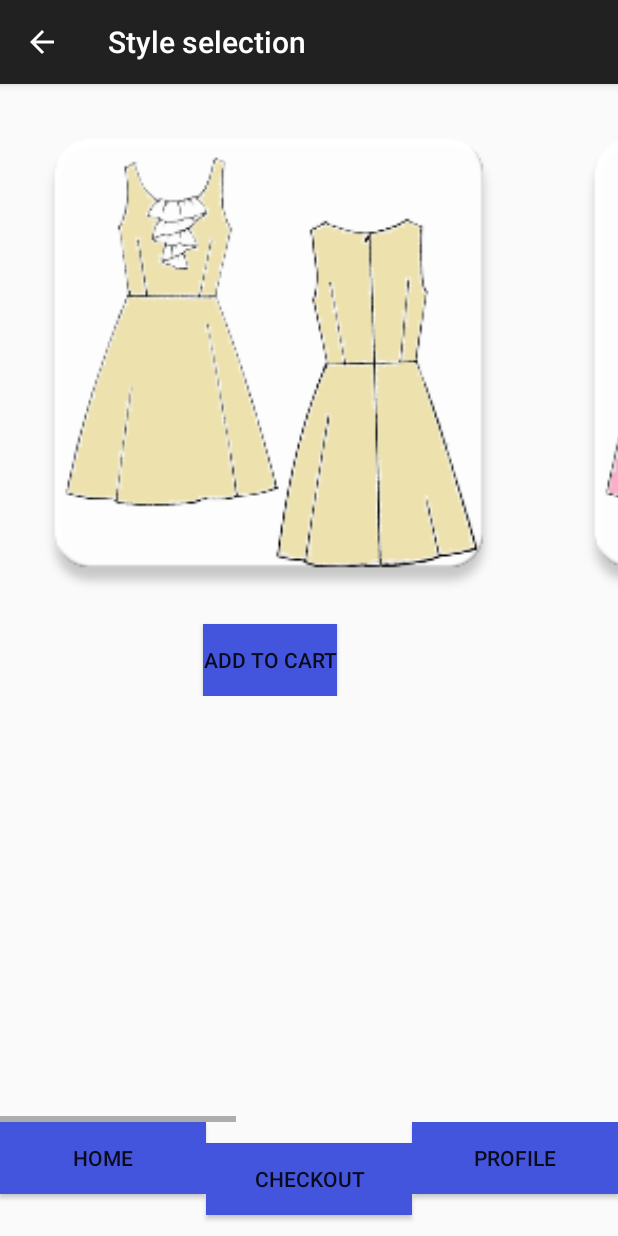
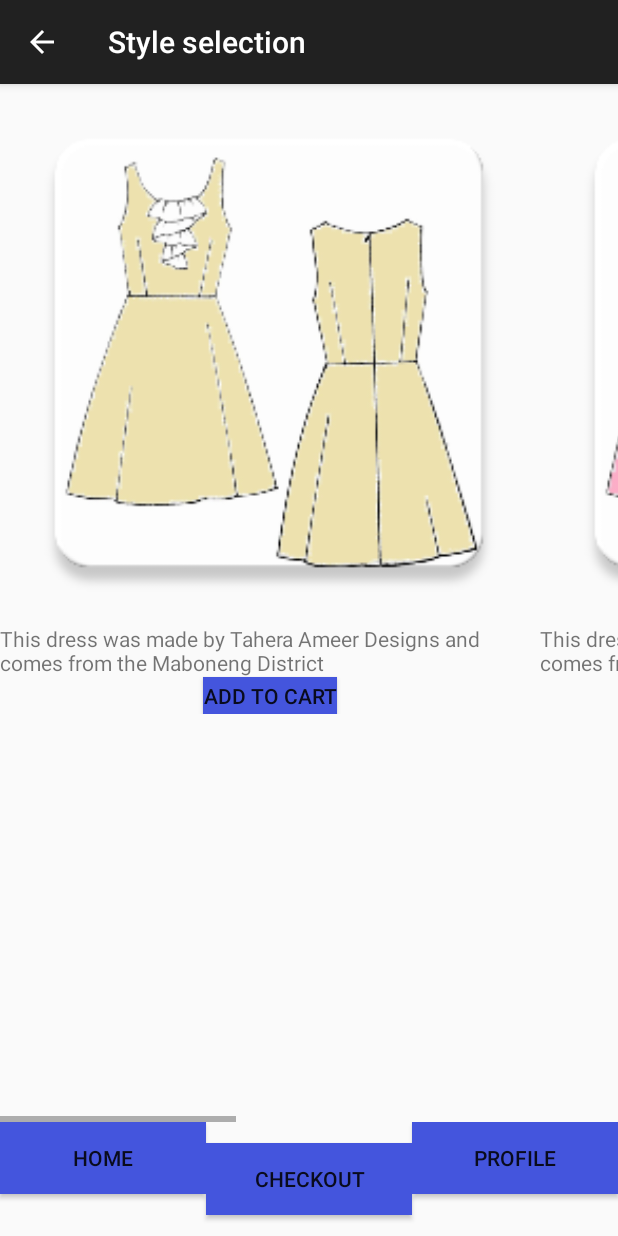
Before and after one commit to muhammedchand/masekeng, an Android app: the screen it shows after launch (PurchaseItem), after a tap on "TEst Content", on a phone screen of 412 x 824 dp. Run offline under Robolectric (Android 15) with nearby library versions, the phone set to English and light mode, and no system bars.

Commit message:
Version 1.0015 Added more responsive buttons Fixed dead/crashing buttons

```diff
--- a/MASEK/app/src/main/java/com/muhammed/masek/MainActivity.java
+++ b/MASEK/app/src/main/java/com/muhammed/masek/MainActivity.java
@@ -6,15 +6,33 @@ import android.os.Bundle;
 import android.view.Menu;
 import android.view.MenuItem;
 import android.view.View;
+import android.view.animation.Animation;
+import android.view.animation.AnimationUtils;
+import android.widget.Button;
 import android.widget.EditText;
+import android.widget.TextView;
+
+import org.w3c.dom.Node;
 
 
 public class MainActivity extends ActionBarActivity {
     public final static String EXTRA_MESSAGE = "com.muhammed.masek.MESSAGE";
+    public final static String TOTAL = "com.muhammed.masek.TOTAL";
     @Override
     protected void onCreate(Bundle savedInstanceState) {
         super.onCreate(savedInstanceState);
         setContentView(R.layout.activity_main);
+
+        final Animation animAlpha = AnimationUtils.loadAnimation(this, R.anim.anim_alpha);
+
+        Button btnAlpha = (Button)findViewById(R.id.home_button);
+        btnAlpha.setOnClickListener(new Button.OnClickListener() {
+            @Override
+            public void onClick(View arg0) {
+                arg0.startAnimation(animAlpha);
+            }
+        });
+
     }
 
     @Override
@@ -55,12 +73,16 @@ public class MainActivity extends ActionBarActivity {
     public void purchase(View view) {
         // Do something in response to button
         Intent intent = new Intent(this, PurchaseItem.class);
+        //final TextView textViewToChange = (TextView) findViewById(R.id.text);//how to change actual content
+        //textViewToChange.setText("Purchased");
         startActivity(intent); //Should start the purchaseItemclass
     }
 
     public void checkout(View view) {
         // Do something in response to button
         Intent intent = new Intent(this, CheckoutItems.class);
+        //String countermsg = "0";
+        //intent.putExtra(TOTAL, countermsg);
         startActivity(intent); //Should start the purchaseItemclass
     }
 
--- a/MASEK/app/src/main/java/com/muhammed/masek/PurchaseItem.java
+++ b/MASEK/app/src/main/java/com/muhammed/masek/PurchaseItem.java
@@ -6,6 +6,9 @@ import android.os.Bundle;
 import android.view.Menu;
 import android.view.MenuItem;
 import android.view.View;
+import android.view.animation.Animation;
+import android.view.animation.AnimationUtils;
+import android.widget.Button;
 
 
 public class PurchaseItem extends ActionBarActivity {
@@ -15,6 +18,31 @@ public class PurchaseItem extends ActionBarActivity {
     protected void onCreate(Bundle savedInstanceState) {
         super.onCreate(savedInstanceState);
         setContentView(R.layout.activity_purchase_item);
+
+        final Animation animAlpha = AnimationUtils.loadAnimation(this, R.anim.anim_alpha);
+
+        Button btnAlpha = (Button)findViewById(R.id.add);
+        Button btnAlpha1 = (Button)findViewById(R.id.add1);
+        Button btnAlpha2 = (Button)findViewById(R.id.add2);
+
+        btnAlpha.setOnClickListener(new Button.OnClickListener() {
+            @Override
+            public void onClick(View arg0) {
+                arg0.startAnimation(animAlpha);
+            }
+        });
+        btnAlpha1.setOnClickListener(new Button.OnClickListener() {
+            @Override
+            public void onClick(View arg0) {
+                arg0.startAnimation(animAlpha);
+            }
+        });
+        btnAlpha2.setOnClickListener(new Button.OnClickListener() {
+            @Override
+            public void onClick(View arg0) {
+                arg0.startAnimation(animAlpha);
+            }
+        });
     }
 
    /* @Override
@@ -42,8 +70,8 @@ public class PurchaseItem extends ActionBarActivity {
     public void checkout(View view) {
         // Do something in response to button
         Intent intent = new Intent(this, CheckoutItems.class);
-        String countermsg = String.valueOf(counter);
-        intent.putExtra(TOTAL, countermsg);
+       // String countermsg = String.valueOf(counter);
+       // intent.putExtra(TOTAL, countermsg);
         startActivity(intent); //Should start the purchaseItemclass
     }
 
@@ -60,7 +88,7 @@ public class PurchaseItem extends ActionBarActivity {
     }
 
     public void addToCart(View view){
-        sampleDB =  this.openOrCreateDatabase(SAMPLE_DB_NAME, MODE_PRIVATE, null);
+
         counter = counter + 1000;
     }
 
--- /dev/null
+++ b/MASEK/app/src/main/res/anim/anim_alpha.xml
@@ -0,0 +1,10 @@
+<?xml version="1.0" encoding="utf-8"?>
+<set xmlns:android="http://schemas.android.com/apk/res/android"
+    android:interpolator="@android:anim/linear_interpolator">
+    <alpha
+        android:fromAlpha="1.0"
+        android:toAlpha="0.1"
+        android:duration="500"
+        android:repeatCount="1"
+        android:repeatMode="reverse" />
+</set>
--- a/MASEK/app/src/main/res/layout/activity_history.xml
+++ b/MASEK/app/src/main/res/layout/activity_history.xml
@@ -41,7 +41,6 @@
                         android:text="@string/Shop_name1"/>
 
                     <ImageView
-                        android:onClick="purchase"
                         android:layout_width="300dp"
                         android:layout_height="300dp"
                         android:id="@+id/imageView1"
@@ -78,7 +77,6 @@
                         android:text="@string/Shop_name1"/>
 
                     <ImageView
-                        android:onClick="purchase"
                         android:layout_width="300dp"
                         android:layout_height="300dp"
                         android:id="@+id/imageView3"
@@ -115,7 +113,6 @@
                         android:text="@string/Shop_name1"/>
 
                     <ImageView
-                        android:onClick="purchase"
                         android:layout_width="300dp"
                         android:layout_height="300dp"
                         android:id="@+id/imageView4"
--- a/MASEK/app/src/main/res/layout/activity_load_profile.xml
+++ b/MASEK/app/src/main/res/layout/activity_load_profile.xml
@@ -93,7 +93,7 @@
             android:layout_width="128dp"
             android:layout_height="wrap_content"
             android:layout_weight="1"
-
+            android:id="@+id/profile_button"
             android:text="@string/profile_button"
             android:layout_gravity="right"
             android:background="#4405DD"
--- a/MASEK/app/src/main/res/layout/activity_purchase_item.xml
+++ b/MASEK/app/src/main/res/layout/activity_purchase_item.xml
@@ -34,10 +34,16 @@
                     android:contentDescription="@string/test"
                     />
 
+                <TextView
+                    android:layout_width="wrap_content"
+                    android:layout_height="wrap_content"
+                    android:text="@string/description"/>
+
                 <Button
                     android:layout_width="wrap_content"
                     android:layout_height="wrap_content"
                     android:text="@string/purchase_button"
+                    android:id="@+id/add"
                     android:layout_gravity="center"
                     android:background="#4455DD"
                     android:onClick="addToCart"/>
@@ -58,10 +64,16 @@
                     android:contentDescription="@string/test"
                     />
 
+                <TextView
+                    android:layout_width="wrap_content"
+                    android:layout_height="wrap_content"
+                    android:text="@string/description"/>
+
                 <Button
                     android:layout_width="wrap_content"
                     android:layout_height="wrap_content"
                     android:text="@string/purchase_button"
+                    android:id="@+id/add1"
                     android:layout_gravity="center"
                     android:background="#4455DD"
                     android:onClick="addToCart"/>
@@ -81,10 +93,16 @@
                     android:contentDescription="@string/test"
                     />
 
+                <TextView
+                    android:layout_width="wrap_content"
+                    android:layout_height="wrap_content"
+                    android:text="@string/description"/>
+
                 <Button
                     android:layout_width="wrap_content"
                     android:layout_height="wrap_content"
                     android:text="@string/purchase_button"
+                    android:id="@+id/add2"
                     android:layout_gravity="center"
                     android:background="#4455DD"
                     android:onClick="addToCart"/>
--- a/MASEK/app/src/main/res/values/strings.xml
+++ b/MASEK/app/src/main/res/values/strings.xml
@@ -9,6 +9,9 @@
     <string name="action_search">SEARCH</string>
     <string name="hello_world">Helloo world!</string>
     <string name="Shop_name1">African Threads</string>
+    <string name="Shop_name2">SA Pride - Advertisement</string>
+    <string name="Shop_name3">Made in SA</string>
+
     <string name="title_activity_purchase_item">Style selection</string>
     <string name="purchase_button">Add to cart</string>
     <string name="home_button">HOME</string>
@@ -45,5 +48,5 @@
     <string name="final_purchase_button">Purchase cart</string>
     <string name="item1">Beige cocktail dress - R1000 </string>
     <string name="item2">Pink cocktail dress - R1500 </string>
-
+    <string name="description">This dress was made by Tahera Ameer Designs and comes from the Maboneng District</string>
 </resources>
```
Also changed, not shown: MASEK/app/src/main/java/com/muhammed/masek/CheckoutItems.java (+38 -0 lines), MASEK/app/src/main/java/com/muhammed/masek/History.java (+24 -0 lines), MASEK/app/src/main/java/com/muhammed/masek/LoadProfile.java (+16 -5 lines), MASEK/app/src/main/res/layout/activity_checkout_items.xml (+6 -3 lines), MASEK/app/src/main/res/layout/activity_main.xml (+5 -3 lines).
